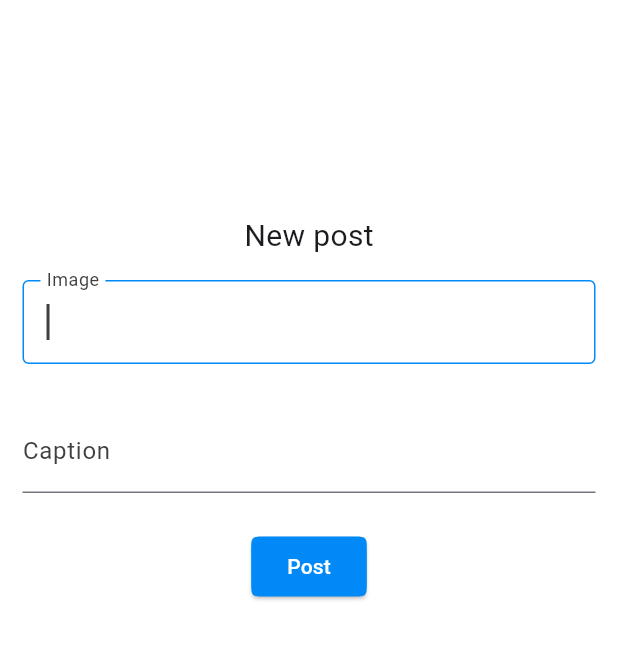
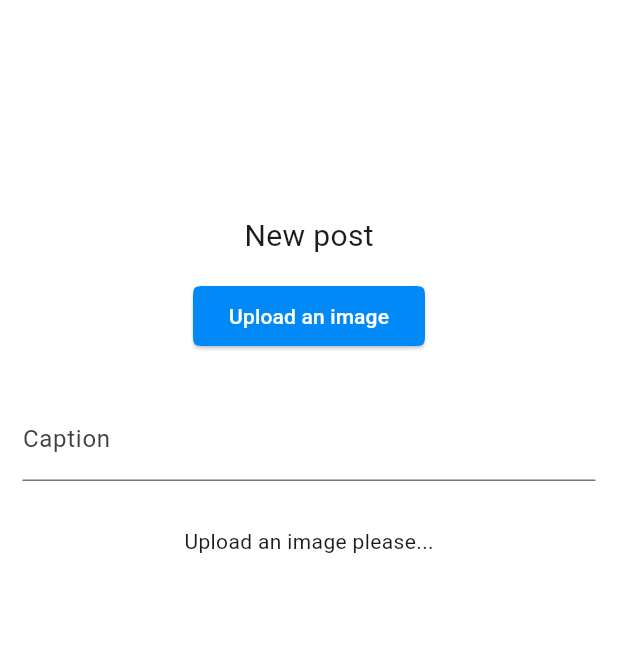
Before and after one commit to samuelfilipefaria/instaflutter, a Flutter app: the NewPost screen opened directly, on a phone screen of 412 x 824 dp, the part 71-731 px from its top. Run offline on Flutter 3.47's test engine with Material 3 defaults, Android fonts, the phone set to English and light mode, and no system bars; our stand-ins replace cloud_firestore, file_picker, firebase_auth, firebase_core, firebase_storage; accounts and stored records are empty.

Commit message:
Modifying new post form for photo upload

```diff
--- a/lib/screens/new_post.dart
+++ b/lib/screens/new_post.dart
@@ -1,4 +1,6 @@
 import 'package:flutter/material.dart';
+import 'package:instaflutter/services/firebase_storage.dart';
+import 'package:instaflutter/styles/colors.dart';
 import 'package:instaflutter/widgets/action_button.dart';
 import 'package:instaflutter/widgets/text_input.dart';
 import 'package:instaflutter/widgets/top_app_bar.dart';
@@ -12,7 +14,7 @@ class NewPost extends StatefulWidget {
 }
 
 class _NewPostState extends State<NewPost> {
-  final TextEditingController _imageLinkController = TextEditingController();
+  final TextEditingController _imageLinkController = TextEditingController(text: "no_image");
   final TextEditingController _captionController = TextEditingController();
 
   @override
@@ -28,20 +30,34 @@ class _NewPostState extends State<NewPost> {
               const Text("New post", style: TextStyle(fontSize: 20)),
               Padding(
                 padding: const EdgeInsets.all(15.0),
-                child: TextInput(label: "Image", autofocusEnabled: true, controller: _imageLinkController,)
+                child: ActionButton(
+                  label: "Upload an image",
+                  action: () async {
+                    _imageLinkController.text = await uploadPostImage();
+                    setState(() {});
+                  }
+                ),
               ),
               Padding(
                 padding: const EdgeInsets.all(15.0),
                 child: TextInput(label: "Caption", controller: _captionController,)
               ),
-              Padding(
-                padding: const EdgeInsets.all(10.0),
-                child: ActionButton(
-                  label: "Post", action: () => {
-                    createPost(context, _captionController.text, _imageLinkController.text)
-                  }
-                ),
-              )
+              Builder(
+              builder: (context) {
+                if(_imageLinkController.text != "no_image") {
+                  return Padding(
+                    padding: const EdgeInsets.all(10.0),
+                    child: ActionButton(
+                      label: "Post", action: () => { createPost(context, _captionController.text, _imageLinkController.text) }
+                    ),
+                  );
+                } else {
+                  return const Padding(
+                    padding: EdgeInsets.all(15.0),
+                    child: Text("Upload an image please..."),
+                  );
+                }
+              })
             ],
           ),
         ),
```
